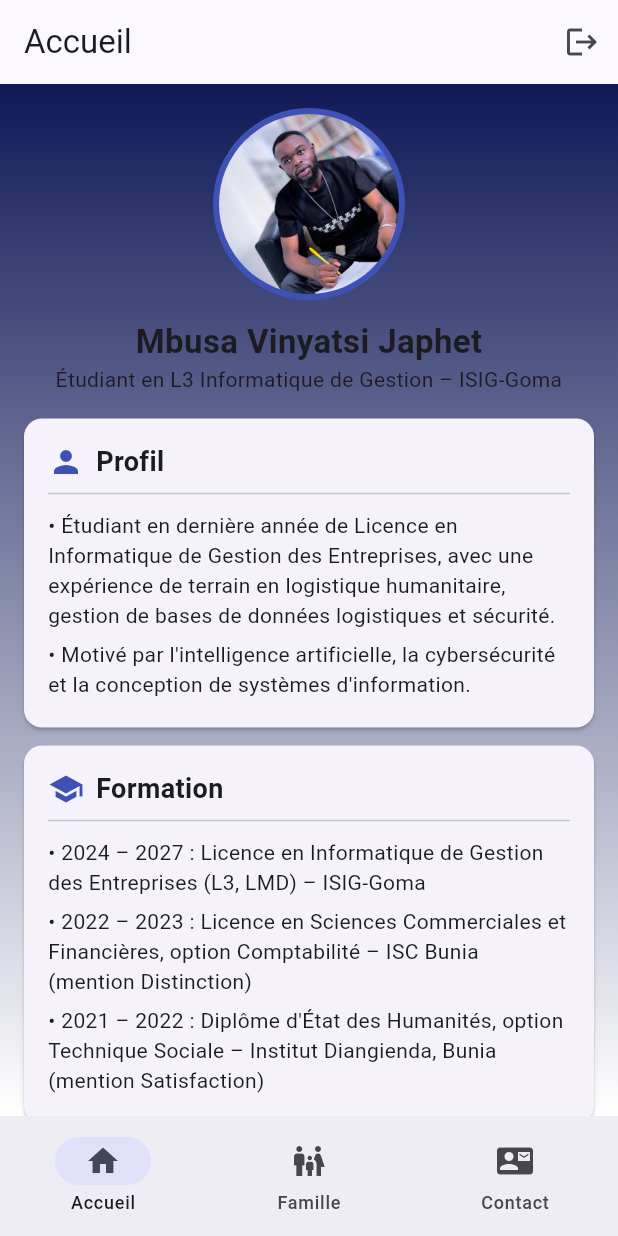
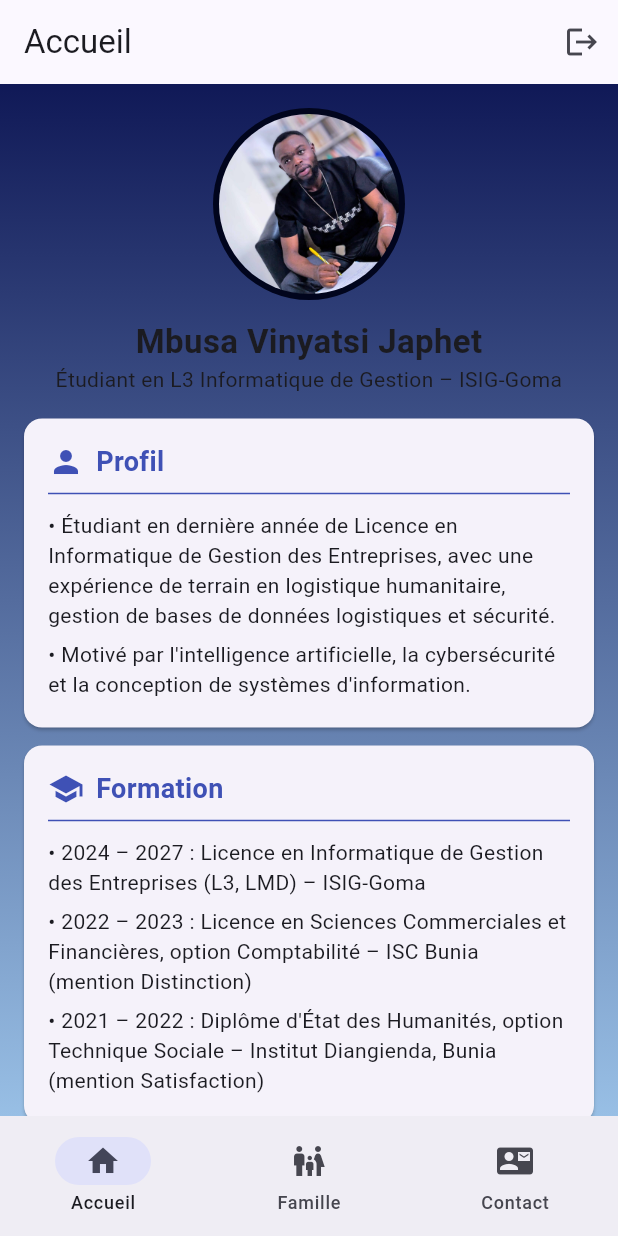
Before and after one commit to vinyatsijaphet-gif/cv_flutter_japhet, a Flutter app: the HomeShell screen opened directly, on a phone screen of 412 x 824 dp. Run offline on Flutter 3.47's test engine with Material 3 defaults, Android fonts, the phone set to English and light mode, and no system bars.

Commit message:
Couleurs des titres

```diff
--- a/lib/main.dart
+++ b/lib/main.dart
@@ -164,7 +164,9 @@ class _HomeShellState extends State<HomeShell> {
 class HomePage extends StatelessWidget {
   const HomePage({super.key});
 
-  Widget _section(String title, IconData icon, List<String> items) => Card(
+    Widget _section(String title, IconData icon, List<String> items,
+          {Color color = Colors.indigo}) =>
+      Card(
         margin: const EdgeInsets.only(bottom: 12),
         child: Padding(
           padding: const EdgeInsets.all(16),
@@ -172,15 +174,17 @@ class HomePage extends StatelessWidget {
             crossAxisAlignment: CrossAxisAlignment.start,
             children: [
               Row(children: [
-            Icon(icon, color: Colors.indigo),
+                Icon(icon, color: color),
                 const SizedBox(width: 8),
                 Expanded(
                   child: Text(title,
-                  style: const TextStyle(
-                      fontSize: 18, fontWeight: FontWeight.bold)),
+                      style: TextStyle(
+                          fontSize: 18,
+                          fontWeight: FontWeight.bold,
+                          color: color)),
                 ),
               ]),
-          const Divider(),
+              Divider(color: color),
               for (final s in items)
                 Padding(
                   padding: const EdgeInsets.symmetric(vertical: 3),
@@ -190,14 +194,13 @@ class HomePage extends StatelessWidget {
           ),
         ),
       );
-
   @override
   Widget build(BuildContext context) => Container(
     decoration: const BoxDecoration(
       gradient: LinearGradient(
         begin: Alignment.topCenter,
         end: Alignment.bottomCenter,
-        colors: [Color(0xFF101957), Color(0xFFFFFFFF)],
+        colors: [Color(0xFF101957), Color.fromARGB(255, 152, 191, 229)],
       ),
     ),
     child: ListView(
@@ -207,7 +210,7 @@ class HomePage extends StatelessWidget {
           child: Container(
             padding: const EdgeInsets.all(4),
             decoration: const BoxDecoration(
-              color: Colors.indigo,
+              color: Color.fromARGB(255, 1, 5, 29),
               shape: BoxShape.circle,
             ),
             child: const Avatar('assets/images/moi.jpg', size: 120),
@@ -314,7 +317,7 @@ class ContactPage extends StatelessWidget {
 
   Widget _tile(IconData icon, String titre, String valeur, {String? url}) => Card(
     child: ListTile(
-      leading: Icon(icon, color: Colors.indigo),
+      leading: Icon(icon, color: const Color.fromARGB(255, 5, 13, 163)),
       title: Text(titre),
       subtitle: Text(valeur),
       trailing: url == null ? null : const Icon(Icons.open_in_new),
```
Lines whose indentation alone changed are shown as unchanged.
